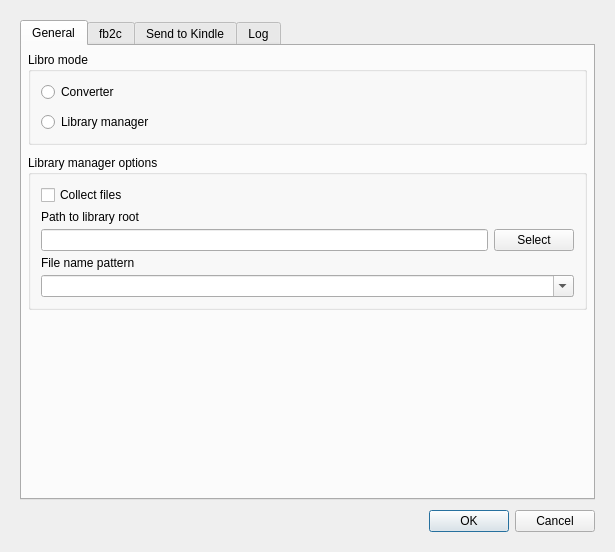
Above: src/main/designer/preferencesdialog.ui from dnkorpushov/libro before the change. Below: the same form after it.
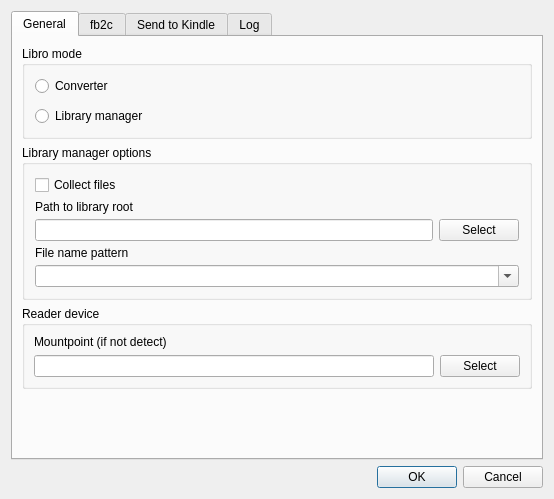
That is the form after the change.

The edit to the form file:
```diff
--- a/src/main/designer/preferencesdialog.ui
+++ b/src/main/designer/preferencesdialog.ui
@@ -6,30 +6,15 @@
    <rect>
     <x>0</x>
     <y>0</y>
-    <width>615</width>
-    <height>552</height>
+    <width>554</width>
+    <height>499</height>
    </rect>
   </property>
   <property name="windowTitle">
    <string>Preferences</string>
   </property>
-  <layout class="QVBoxLayout" name="verticalLayout">
-   <property name="spacing">
-    <number>10</number>
-   </property>
-   <property name="leftMargin">
-    <number>20</number>
-   </property>
-   <property name="topMargin">
-    <number>20</number>
-   </property>
-   <property name="rightMargin">
-    <number>20</number>
-   </property>
-   <property name="bottomMargin">
-    <number>20</number>
-   </property>
-   <item>
+  <layout class="QGridLayout" name="gridLayout_6">
+   <item row="0" column="0">
     <widget class="QTabWidget" name="tabWidget">
      <property name="currentIndex">
       <number>0</number>
@@ -38,22 +23,7 @@
       <attribute name="title">
        <string>General</string>
       </attribute>
-      <layout class="QVBoxLayout" name="verticalLayout_4">
-       <property name="spacing">
-        <number>10</number>
-       </property>
-       <property name="leftMargin">
-        <number>6</number>
-       </property>
-       <property name="topMargin">
-        <number>6</number>
-       </property>
-       <property name="rightMargin">
-        <number>6</number>
-       </property>
-       <property name="bottomMargin">
-        <number>6</number>
-       </property>
+      <layout class="QVBoxLayout" name="verticalLayout">
        <item>
         <widget class="QGroupBox" name="libroModeGroup">
          <property name="enabled">
@@ -164,6 +134,36 @@
          </layout>
         </widget>
        </item>
+       <item>
+        <widget class="QGroupBox" name="groupBox">
+         <property name="title">
+          <string>Reader device</string>
+         </property>
+         <layout class="QVBoxLayout" name="verticalLayout_4">
+          <item>
+           <widget class="QLabel" name="label_18">
+            <property name="text">
+             <string>Mountpoint (if not detect)</string>
+            </property>
+           </widget>
+          </item>
+          <item>
+           <layout class="QHBoxLayout" name="horizontalLayout_7">
+            <item>
+             <widget class="QLineEdit" name="deviceMountpointEdit"/>
+            </item>
+            <item>
+             <widget class="QPushButton" name="deviceMountpointSelectButton">
+              <property name="text">
+               <string>Select</string>
+              </property>
+             </widget>
+            </item>
+           </layout>
+          </item>
+         </layout>
+        </widget>
+       </item>
        <item>
         <spacer name="verticalSpacer">
          <property name="orientation">
@@ -642,7 +642,7 @@
      </widget>
     </widget>
    </item>
-   <item>
+   <item row="1" column="0">
     <widget class="QDialogButtonBox" name="buttonBox">
      <property name="orientation">
       <enum>Qt::Horizontal</enum>
```
Left out of the diff: 17 changed lines with no effect on the pictures.
